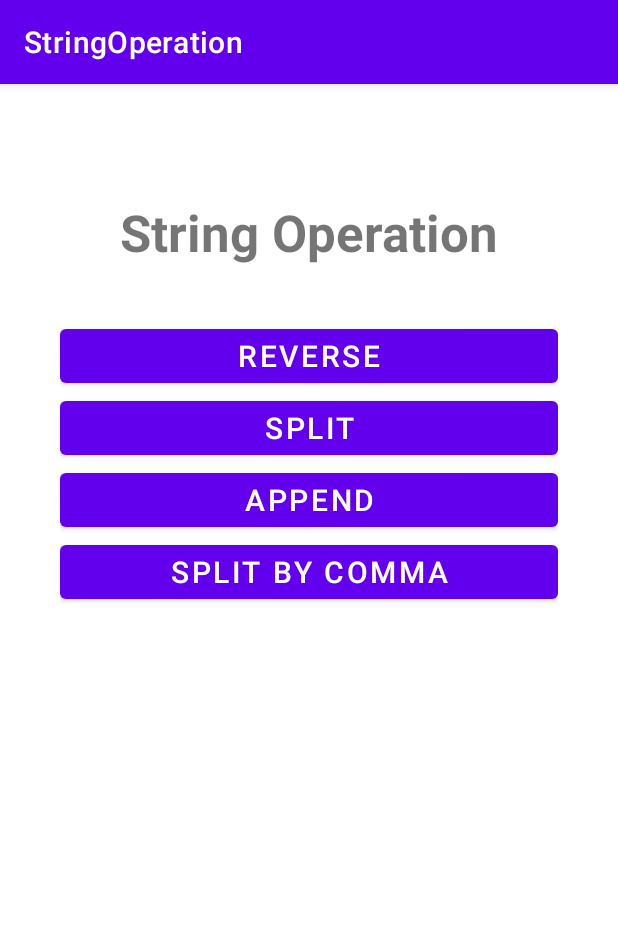
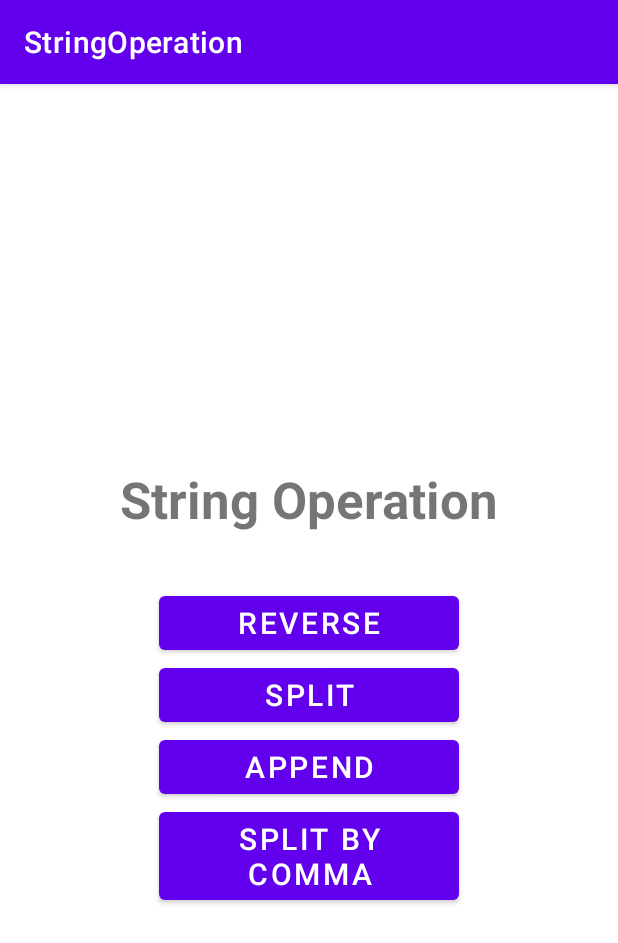
Before and after one commit to Priyadarshinimathivanan0101/StringOperationUsingFragments, an Android app: the screen it shows after launch (MainActivity), on a phone screen of 412 x 824 dp. Shown: the top 943 px of the screen. Run offline under Robolectric (Android 15) with nearby library versions, the phone set to English and light mode, and no system bars.

Commit message:
Relative to LinearLayout

```diff
--- a/app/src/main/java/com/example/stringoperation/Fragments/Fragment_A.kt
+++ b/app/src/main/java/com/example/stringoperation/Fragments/Fragment_A.kt
@@ -12,6 +12,7 @@ import androidx.core.os.bundleOf
 import androidx.fragment.app.setFragmentResultListener
 import com.example.stringoperation.MainActivity
 import com.example.stringoperation.R
+import java.lang.Exception
 
 class Fragment_A : Fragment() {
     private lateinit var reverseButton: Button
@@ -71,8 +72,14 @@ class Fragment_A : Fragment() {
 
     override fun onSaveInstanceState(outState: Bundle) {
         super.onSaveInstanceState(outState)
+
         outState.putInt("mode",1)
-        outState.putString("result", result.text.toString())
+        try {
+            outState.putString("result", result.text.toString())
+        }
+        catch(e: Exception) {
+            outState.putString("result", "")
+        }
     }
     private fun passOperation(operation : String) {
         val bundle = Bundle()
--- a/app/src/main/res/layout-land/fragment__a.xml
+++ b/app/src/main/res/layout-land/fragment__a.xml
@@ -4,7 +4,7 @@
     android:layout_width="match_parent"
     android:layout_height="match_parent"
     xmlns:android="http://schemas.android.com/apk/res/android">
-<RelativeLayout xmlns:android="http://schemas.android.com/apk/res/android"
+<LinearLayout xmlns:android="http://schemas.android.com/apk/res/android"
     xmlns:tools="http://schemas.android.com/tools"
     android:layout_width="match_parent"
     android:layout_height="match_parent"
@@ -22,43 +22,47 @@
         android:textAlignment="center"
         android:textSize="34sp"
         android:textStyle="bold" />
+    <LinearLayout
+        android:layout_width="wrap_content"
+        android:layout_height="wrap_content"
+        android:orientation="horizontal">
     <Button
         android:id="@+id/reverseButton"
         android:layout_width="320dp"
         android:layout_height="wrap_content"
-        android:layout_below="@+id/activity1"
-        android:layout_alignParentRight="true"
         android:text="Reverse"
-        android:textSize="20dp"
+        android:layout_margin="10dp"
+        android:textSize="20sp"
         android:visibility="visible" />
 
     <Button
         android:id="@+id/splitButton"
         android:layout_width="320dp"
         android:layout_height="wrap_content"
-        android:layout_alignParentLeft="true"
-        android:layout_below="@+id/activity1"
         android:text="Split"
-        android:textSize="20dp" />
-
+        android:layout_margin="10dp"
+        android:textSize="20sp" />
+    </LinearLayout>
+    <LinearLayout
+        android:layout_width="wrap_content"
+        android:layout_height="wrap_content"
+        android:orientation="horizontal">
     <Button
         android:id="@+id/appendButton"
         android:layout_width="320dp"
         android:layout_height="wrap_content"
-        android:layout_below="@+id/splitButton"
-        android:layout_marginTop="20dp"
+        android:layout_margin="10dp"
         android:text="Append"
-        android:textSize="20dp" />
+        android:textSize="20sp" />
 
     <Button
         android:id="@+id/splitcomButton"
         android:layout_width="320dp"
         android:layout_height="wrap_content"
-        android:layout_below="@+id/reverseButton"
-        android:layout_alignParentRight="true"
-        android:layout_marginTop="20dp"
+        android:layout_margin="10dp"
         android:text="Split by comma"
-        android:textSize="20dp" />
+        android:textSize="20sp" />
+    </LinearLayout>
 
     <TextView
         android:id="@+id/resultText"
@@ -66,7 +70,6 @@
         android:layout_height="wrap_content"
         android:text="RESULT"
         android:visibility="gone"
-        android:layout_below="@id/activity1"
         android:layout_margin="16dp"
         android:textAlignment="center"
         android:textSize="34sp"
@@ -76,7 +79,6 @@
         android:layout_width="match_parent"
         android:layout_height="wrap_content"
         android:text=""
-        android:layout_below="@id/resultText"
         android:visibility="gone"
         android:layout_margin="10dp"
         android:textAlignment="center"
@@ -85,14 +87,13 @@
         android:textStyle="bold" />
     <Button
         android:id="@+id/optionButton"
-        android:layout_width="400dp"
+        android:layout_width="360dp"
         android:layout_height="wrap_content"
         android:visibility="gone"
-        android:layout_below="@id/result"
         android:text="Show Option"
-        android:layout_centerHorizontal="true"
-        android:textSize="20dp"
+        android:layout_gravity="center_horizontal"
+        android:textSize="20sp"
         />
 
-</RelativeLayout>
+</LinearLayout>
 </ScrollView>
--- a/app/src/main/res/layout/fragment__a.xml
+++ b/app/src/main/res/layout/fragment__a.xml
@@ -5,44 +5,50 @@
     android:layout_height="match_parent"
     tools:context=".Fragments.Fragment_A"
     android:orientation="vertical"
-    android:layout_gravity="center_vertical"
-    android:padding="40dp">
+    android:gravity="center_vertical"
+    android:layout_gravity="">
     <TextView
         android:id="@+id/activity1"
-        android:layout_width="match_parent"
+        android:layout_width="300dp"
         android:layout_height="wrap_content"
         android:layout_margin="36dp"
         android:text="String Operation"
+        android:layout_gravity="center_horizontal"
         android:textAlignment="center"
         android:textSize="34sp"
         android:textStyle="bold" />
 
     <Button
         android:id="@+id/reverseButton"
-        android:layout_width="match_parent"
+        android:layout_width="200dp"
         android:layout_height="wrap_content"
+        android:layout_gravity="center_horizontal"
+        android:gravity="center_horizontal"
         android:text="Reverse"
         android:textSize="20dp"
         android:visibility="visible" />
 
     <Button
         android:id="@+id/splitButton"
-        android:layout_width="match_parent"
+        android:layout_width="200dp"
+        android:layout_gravity="center_horizontal"
         android:layout_height="wrap_content"
         android:text="Split"
         android:textSize="20dp" />
 
     <Button
         android:id="@+id/appendButton"
-        android:layout_width="match_parent"
+        android:layout_width="200dp"
         android:layout_height="wrap_content"
+        android:layout_gravity="center_horizontal"
         android:text="Append"
         android:textSize="20dp" />
 
     <Button
         android:id="@+id/splitcomButton"
-        android:layout_width="match_parent"
+        android:layout_width="200dp"
         android:layout_height="wrap_content"
+        android:layout_gravity="center_horizontal"
         android:text="Split by comma"
         android:textSize="20dp" />
 
@@ -72,7 +78,7 @@
     <Button
         android:id="@+id/optionButton"
         android:padding="20dp"
-        android:layout_width="match_parent"
+        android:layout_width="360dp"
         android:layout_height="wrap_content"
         android:text="Show Option"
         android:textSize="20dp"
```
